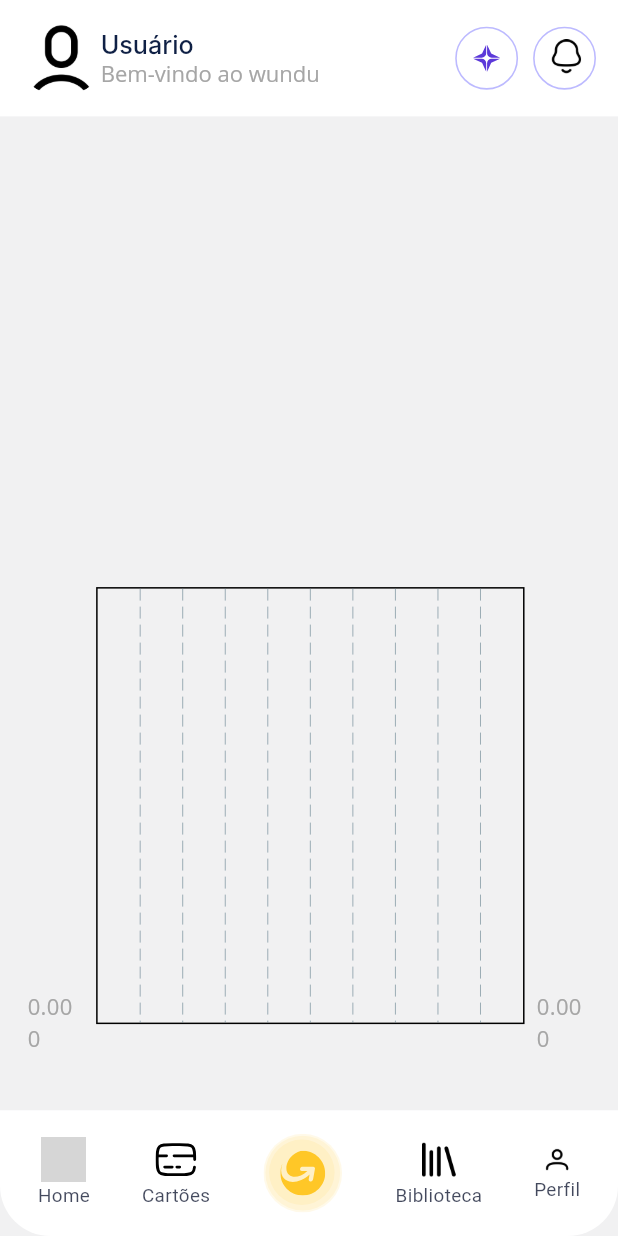
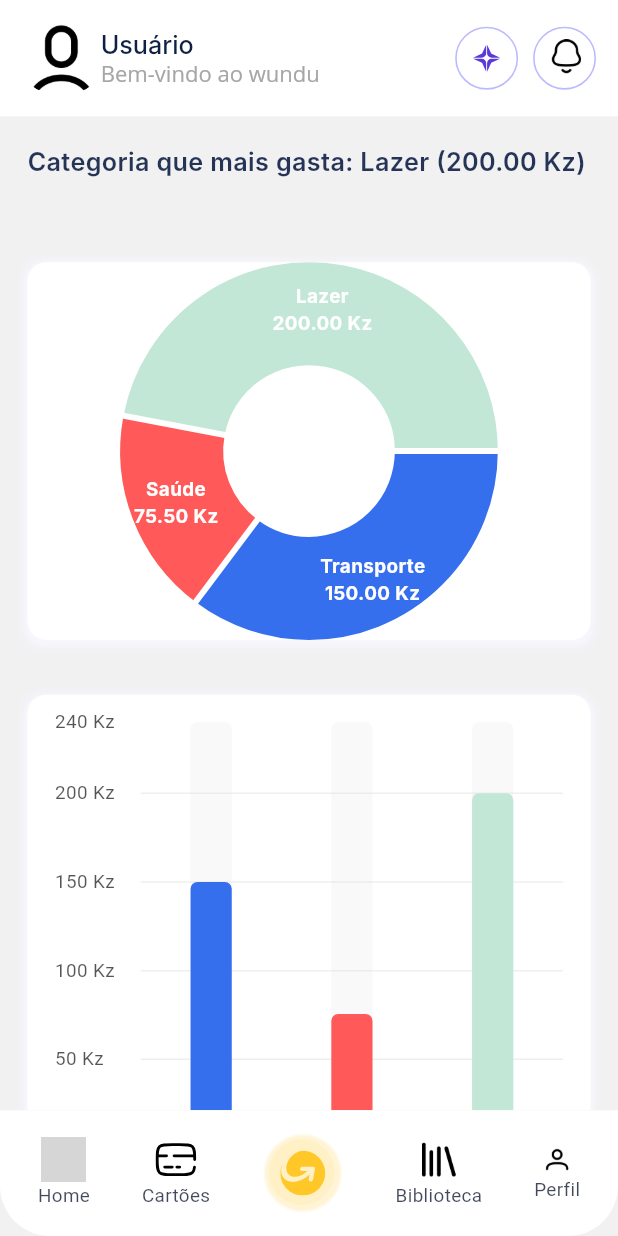
Before and after one commit to WUNDU/wundu-mobile, a Flutter app: the MainScaffold screen opened by its route, swiped to page 3, on a phone screen of 412 x 824 dp. Run offline on Flutter 3.47's test engine with Material 3 defaults, Android fonts, the phone set to English and light mode, and no system bars; drawn by our look-alikes of fl_chart; our stand-ins replace cached_network_image, dotted_border, equatable, flutter_bloc, flutter_screenutil, flutter_svg and 3 more; accounts and stored records are empty; Roboto replaces fonts that are missing (Inter, Open Sans, Poppins); grey boxes are pictures that could not be loaded.

Commit message:
📕 chore: add chart balance

```diff
--- a/lib/core/mocks/transaction_mocks.dart
+++ b/lib/core/mocks/transaction_mocks.dart
@@ -4,9 +4,8 @@ import 'package:wundu/views/transaction_details/models/transaction_model.dart';
 
 class TransactionMocks {
   static List<TransactionModel> getMockTransactions(String? cardId) {
-    if (cardId == null) return []; // Retorna vazio se não houver cartão
+    if (cardId == null) return [];
 
-    // Gera transações específicas para o cartão com base no cardId
     return [
       TransactionModel(
         id: "1-$cardId",
@@ -15,6 +14,7 @@ class TransactionMocks {
         amount: 150.0,
         date: DateTime.now(),
         type: "transfer",
+        category: "Transporte", // Adicionada categoria
         backgroundColor: appTheme.yellow100,
         iconPath: ImageConstant.transfer,
         buttonStyle: CustomButtonStyles.fillTeal,
@@ -27,6 +27,7 @@ class TransactionMocks {
         amount: 75.5,
         date: DateTime.now().subtract(const Duration(days: 1)),
         type: "payment",
+        category: "Saúde", // Adicionada categoria
         backgroundColor: appTheme.deepOrangeA40019,
         iconPath: ImageConstant.arrowDown,
         buttonStyle: CustomButtonStyles.fillDeepOrange,
@@ -39,6 +40,7 @@ class TransactionMocks {
         amount: 200.0,
         date: DateTime.now().subtract(const Duration(days: 2)),
         type: "withdrawal",
+        category: "Lazer", // Adicionada categoria
         backgroundColor: appTheme.deepOrangeA40019,
         iconPath: ImageConstant.arrowDown,
         buttonStyle: CustomButtonStyles.fillDeepOrange,
@@ -51,6 +53,7 @@ class TransactionMocks {
         amount: 500.0,
         date: DateTime.now().subtract(const Duration(days: 3)),
         type: "deposit",
+        category: null, // Depósitos podem não ter categoria
         backgroundColor: appTheme.tealA2004c,
         iconPath: ImageConstant.arrowUp,
         buttonStyle: CustomButtonStyles.fillTeal,
--- a/lib/views/transaction_details/models/transaction_model.dart
+++ b/lib/views/transaction_details/models/transaction_model.dart
@@ -1,6 +1,7 @@
+import 'package:equatable/equatable.dart';
 import 'package:flutter/material.dart';
 
-class TransactionModel {
+class TransactionModel extends Equatable {
   final String id;
   final String title;
   final String description;
@@ -58,4 +59,19 @@ class TransactionModel {
       category: category ?? this.category,
     );
   }
+
+  @override
+  List<Object?> get props => [
+        id,
+        title,
+        description,
+        amount,
+        date,
+        type,
+        backgroundColor,
+        iconPath,
+        buttonStyle,
+        cardId,
+        category,
+      ];
 }
--- a/lib/views/wundu/models/wundu_model.dart
+++ b/lib/views/wundu/models/wundu_model.dart
@@ -1,11 +1,23 @@
 class WunduModel {
   final Map<String, double> categoryTotals;
+  final String? topCategory;
+  final double? topCategoryAmount;
 
-  WunduModel({required this.categoryTotals});
+  WunduModel({
+    required this.categoryTotals,
+    this.topCategory,
+    this.topCategoryAmount,
+  });
 
-  WunduModel copyWith({Map<String, double>? categoryTotals}) {
+  WunduModel copyWith({
+    Map<String, double>? categoryTotals,
+    String? topCategory,
+    double? topCategoryAmount,
+  }) {
     return WunduModel(
       categoryTotals: categoryTotals ?? this.categoryTotals,
+      topCategory: topCategory ?? this.topCategory,
+      topCategoryAmount: topCategoryAmount ?? this.topCategoryAmount,
     );
   }
 }
--- a/lib/views/wundu/wundu_screen.dart
+++ b/lib/views/wundu/wundu_screen.dart
@@ -22,13 +22,25 @@ class WunduScreen extends StatelessWidget {
     return BlocBuilder<WunduBloc, WunduState>(
       builder: (context, state) {
         final categoryTotals = state.wunduModelObj?.categoryTotals ?? {};
+        final topCategory = state.wunduModelObj?.topCategory;
+        final topCategoryAmount = state.wunduModelObj?.topCategoryAmount;
 
         return SafeArea(
           child: SingleChildScrollView(
             child: Padding(
               padding: EdgeInsets.all(16.w),
               child: Column(
+                crossAxisAlignment: CrossAxisAlignment.start,
                 children: [
+                  if (topCategory != null && topCategoryAmount != null)
+                    Padding(
+                      padding: EdgeInsets.only(bottom: 16.w),
+                      child: Text(
+                        "Categoria que mais gasta: $topCategory (${topCategoryAmount.toStringAsFixed(2)} Kz)",
+                        style: CustomTextStyles.titleMediumBluegray900SemiBold,
+                      ),
+                    ),
+                  SizedBox(height: 32.w),
                   _buildPieChart(categoryTotals),
                   SizedBox(height: 32.w),
                   _buildBarChart(categoryTotals),
@@ -42,8 +54,20 @@ class WunduScreen extends StatelessWidget {
   }
 
   Widget _buildPieChart(Map<String, double> categoryTotals) {
-    return SizedBox(
-      height: 200.w,
+    return Container(
+      height: 220.w,
+      decoration: AppDecoration.fillWhiteA700.copyWith(
+        borderRadius: BorderRadiusStyle.roundedBorder12,
+        boxShadow: [
+          BoxShadow(
+            color: appTheme.gray5001,
+            spreadRadius: 2.w,
+            blurRadius: 4.w,
+            offset: const Offset(0, 2),
+          ),
+        ],
+      ),
+      padding: EdgeInsets.all(16.w),
       child: PieChart(
         PieChartData(
           sections: categoryTotals.entries.map((entry) {
@@ -51,21 +75,39 @@ class WunduScreen extends StatelessWidget {
             return PieChartSectionData(
               color: _getColor(index),
               value: entry.value,
-              title: "${entry.key}\n${entry.value.toStringAsFixed(2)}Kz",
-              radius: 50.w,
-              titleStyle: TextStyle(fontSize: 12.fSize, color: Colors.white),
+              title: "${entry.key}\n${entry.value.toStringAsFixed(2)} Kz",
+              radius: 60.w,
+              titleStyle: CustomTextStyles.labelLargeWhiteA700.copyWith(
+                fontSize: 12.fSize, // Reduced size to prevent overlap
+                fontWeight: FontWeight.bold,
+              ),
+              titlePositionPercentageOffset: 0.55, // Adjust position of title
+              // Removed badgeWidget to eliminate rectangles
             );
           }).toList(),
-          sectionsSpace: 2,
-          centerSpaceRadius: 40.w,
+          sectionsSpace: 4,
+          centerSpaceRadius: 50.w,
+          borderData: FlBorderData(show: false),
         ),
       ),
     );
   }
 
   Widget _buildBarChart(Map<String, double> categoryTotals) {
-    return SizedBox(
-      height: 300.w,
+    return Container(
+      height: 320.w,
+      decoration: AppDecoration.fillWhiteA700.copyWith(
+        borderRadius: BorderRadiusStyle.roundedBorder12,
+        boxShadow: [
+          BoxShadow(
+            color: appTheme.gray5001,
+            spreadRadius: 2.w,
+            blurRadius: 4.w,
+            offset: const Offset(0, 2),
+          ),
+        ],
+      ),
+      padding: EdgeInsets.all(16.w),
       child: BarChart(
         BarChartData(
           alignment: BarChartAlignment.spaceAround,
@@ -77,7 +119,14 @@ class WunduScreen extends StatelessWidget {
                 BarChartRodData(
                   toY: entry.value,
                   color: _getColor(index),
-                  width: 20.w,
+                  width: 24.w,
+                  borderRadius: BorderRadius.circular(4.w),
+                  backDrawRodData: BackgroundBarChartRodData(
+                    show: true,
+                    toY: categoryTotals.values.reduce((a, b) => a > b ? a : b) *
+                        1.2,
+                    color: appTheme.gray300.withOpacity(0.2),
+                  ),
                 ),
               ],
             );
@@ -86,29 +135,59 @@ class WunduScreen extends StatelessWidget {
             bottomTitles: AxisTitles(
               sideTitles: SideTitles(
                 showTitles: true,
+                reservedSize: 40.w,
                 getTitlesWidget: (value, meta) {
                   final category = categoryTotals.keys.elementAt(value.toInt());
-                  return Text(category, style: TextStyle(fontSize: 12.fSize));
+                  return Padding(
+                    padding: EdgeInsets.only(top: 8.w),
+                    child: Text(
+                      category,
+                      style: CustomTextStyles.titleSmallBlack90001.copyWith(
+                        fontSize: 12.fSize,
+                      ),
+                      textAlign: TextAlign.center,
+                    ),
+                  );
                 },
               ),
             ),
             leftTitles: AxisTitles(
-              sideTitles: SideTitles(showTitles: true, reservedSize: 40.w),
+              sideTitles: SideTitles(
+                showTitles: true,
+                reservedSize: 50.w,
+                getTitlesWidget: (value, meta) => Text(
+                  "${value.toInt()} Kz",
+                  style: CustomTextStyles.bodySmallBlack90001,
+                ),
+              ),
+            ),
+            topTitles:
+                const AxisTitles(sideTitles: SideTitles(showTitles: false)),
+            rightTitles:
+                const AxisTitles(sideTitles: SideTitles(showTitles: false)),
+          ),
+          gridData: FlGridData(
+            show: true,
+            drawVerticalLine: false,
+            getDrawingHorizontalLine: (value) => FlLine(
+              color: appTheme.gray300.withOpacity(0.5),
+              strokeWidth: 1,
             ),
           ),
+          borderData: FlBorderData(show: false),
         ),
       ),
     );
   }
 
   Color _getColor(int index) {
-    const colors = [
-      Colors.blue,
-      Colors.red,
-      Colors.green,
-      Colors.yellow,
-      Colors.purple,
-      Colors.orange,
+    final colors = [
+      appTheme.blueA400,
+      appTheme.redA200,
+      appTheme.green100,
+      appTheme.yellowA700,
+      appTheme.indigoA200,
+      appTheme.teal300,
     ];
     return colors[index % colors.length];
   }
```
Also changed, not shown: lib/views/card/add_card_manual/bloc/add_card_manual_bloc.dart (+33 -4 lines), lib/views/wundu/bloc/wundu_bloc.dart (+25 -5 lines).
